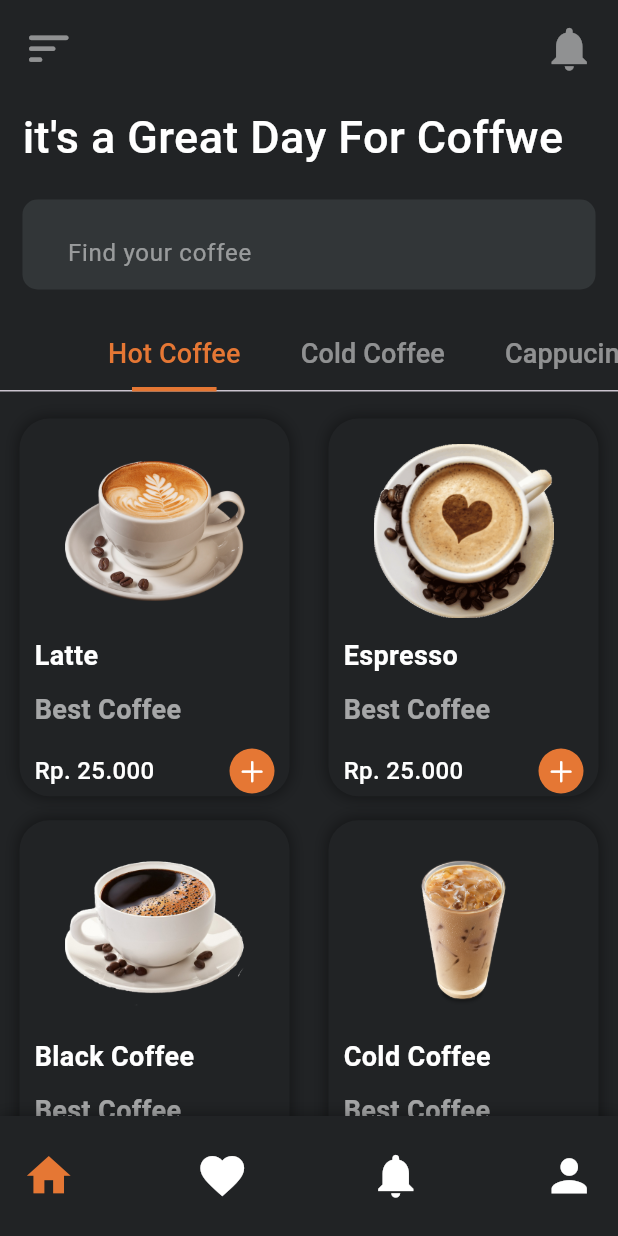
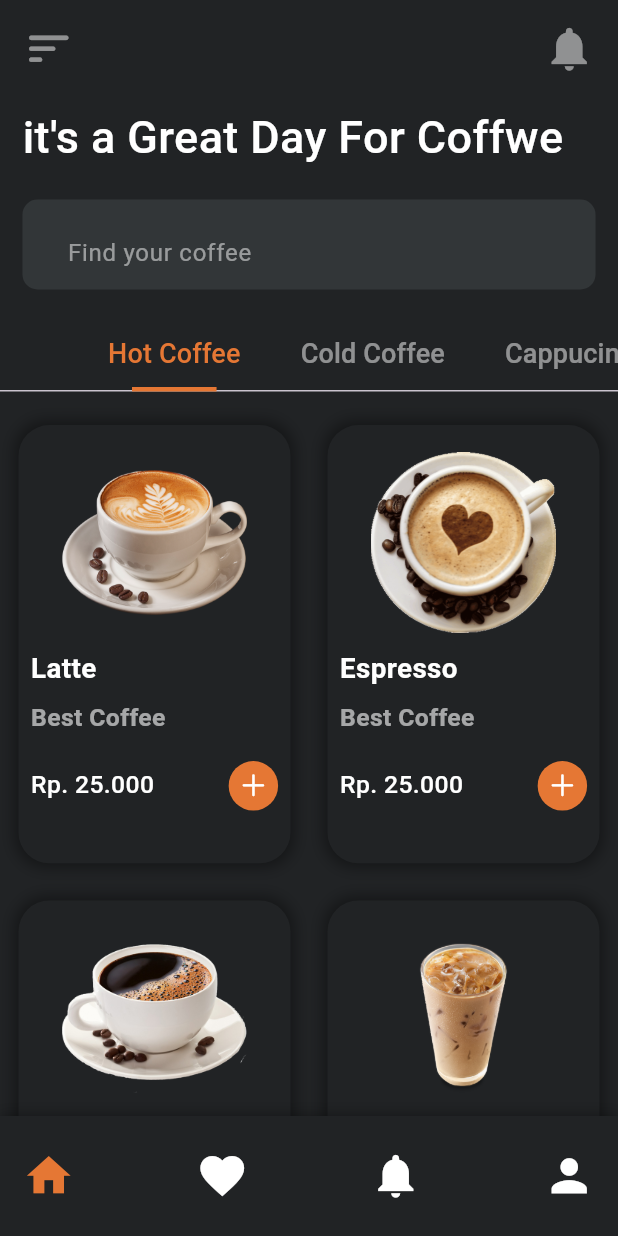
Before and after one commit to Astarith/fnb_custome, a Flutter app: the Home screen opened directly, on a phone screen of 412 x 824 dp. Run offline on Flutter 3.47's test engine with Material 3 defaults, Android fonts, the light colour scheme and no system bars; our stand-ins replace google_fonts.

Commit message:
coba query

```diff
--- a/lib/widgets/items_widgets.dart
+++ b/lib/widgets/items_widgets.dart
@@ -3,7 +3,7 @@ import 'package:flutter/material.dart';
 import 'package:fnb_customer/single_item_screen.dart';
 
 class ItemsWidgets extends StatelessWidget {
-  List img = [
+  final List<String> img = [
     'Latte',
     'Espresso',
     'Black Coffee',
@@ -12,24 +12,33 @@ class ItemsWidgets extends StatelessWidget {
 
   @override
   Widget build(BuildContext context) {
+    final screenWidth = MediaQuery.of(context).size.width;
+    final screenHeight = MediaQuery.of(context).size.height;
+
     return GridView.count(
       physics: NeverScrollableScrollPhysics(),
-      crossAxisCount: 2,
+      crossAxisCount: screenWidth > 600 ? 3 : 2,
       shrinkWrap: true,
-      childAspectRatio: (150 / 195),
+      childAspectRatio: (screenWidth / screenHeight) * 1.3,
       children: [
         for (int i = 0; i < img.length; i++)
           Container(
-            padding: EdgeInsets.symmetric(vertical: 5, horizontal: 10),
-            margin: EdgeInsets.symmetric(vertical: 8, horizontal: 13),
+            padding: EdgeInsets.symmetric(
+              vertical: screenHeight * 0.01,
+              horizontal: screenWidth * 0.02,
+            ),
+            margin: EdgeInsets.symmetric(
+              vertical: screenHeight * 0.015,
+              horizontal: screenWidth * 0.03,
+            ),
             decoration: BoxDecoration(
-              borderRadius: BorderRadiusDirectional.circular(20),
+              borderRadius: BorderRadius.circular(screenWidth * 0.05),
               color: Color(0xFF212325),
               boxShadow: [
                 BoxShadow(
                   color: Colors.black.withOpacity(0.4),
-                  spreadRadius: 1,
-                  blurRadius: 8,
+                  spreadRadius: screenWidth * 0.005,
+                  blurRadius: screenWidth * 0.02,
                 ),
               ],
             ),
@@ -38,22 +47,24 @@ class ItemsWidgets extends StatelessWidget {
                 InkWell(
                   onTap: () {
                     Navigator.push(
-                        context,
-                        MaterialPageRoute(
-                            builder: (context) => SingleItemScreen(img[i])));
+                      context,
+                      MaterialPageRoute(
+                        builder: (context) => SingleItemScreen(img[i]),
+                      ),
+                    );
                   },
                   child: Container(
-                    margin: EdgeInsets.all(10),
+                    margin: EdgeInsets.all(screenWidth * 0.02),
                     child: Image.asset(
                       "assets/images/${img[i]}.png",
-                      width: 120,
-                      height: 120,
+                      width: screenWidth * 0.3,
+                      height: screenWidth * 0.3,
                       fit: BoxFit.contain,
                     ),
                   ),
                 ),
                 Padding(
-                  padding: EdgeInsets.only(bottom: 8),
+                  padding: EdgeInsets.only(bottom: screenHeight * 0.01),
                   child: Align(
                     alignment: Alignment.centerLeft,
                     child: Column(
@@ -62,18 +73,18 @@ class ItemsWidgets extends StatelessWidget {
                         Text(
                           img[i],
                           style: TextStyle(
-                            fontSize: 18,
+                            fontSize: screenWidth * 0.045,
                             fontWeight: FontWeight.bold,
                             color: Colors.white,
                           ),
                         ),
                         SizedBox(
-                          height: 10,
+                          height: screenHeight * 0.01,
                         ),
                         Text(
                           "Best Coffee",
                           style: TextStyle(
-                            fontSize: 18,
+                            fontSize: screenWidth * 0.04,
                             fontWeight: FontWeight.bold,
                             color: Colors.white60,
                           ),
@@ -83,27 +94,27 @@ class ItemsWidgets extends StatelessWidget {
                   ),
                 ),
                 Padding(
-                  padding: EdgeInsets.symmetric(vertical: 5),
+                  padding: EdgeInsets.symmetric(vertical: screenHeight * 0.01),
                   child: Row(
                     mainAxisAlignment: MainAxisAlignment.spaceBetween,
                     children: [
                       Text(
                         "Rp. 25.000",
                         style: TextStyle(
-                          fontSize: 16,
+                          fontSize: screenWidth * 0.04,
                           fontWeight: FontWeight.w500,
                           color: Colors.white,
                         ),
                       ),
                       Container(
-                        padding: EdgeInsets.all(5),
+                        padding: EdgeInsets.all(screenWidth * 0.015),
                         decoration: BoxDecoration(
                           color: Color(0xFFE57734),
-                          borderRadius: BorderRadius.circular(20),
+                          borderRadius: BorderRadius.circular(screenWidth * 0.05),
                         ),
                         child: Icon(
                           CupertinoIcons.add,
-                          size: 20,
+                          size: screenWidth * 0.05,
                           color: Colors.white,
                         ),
                       ),
```
